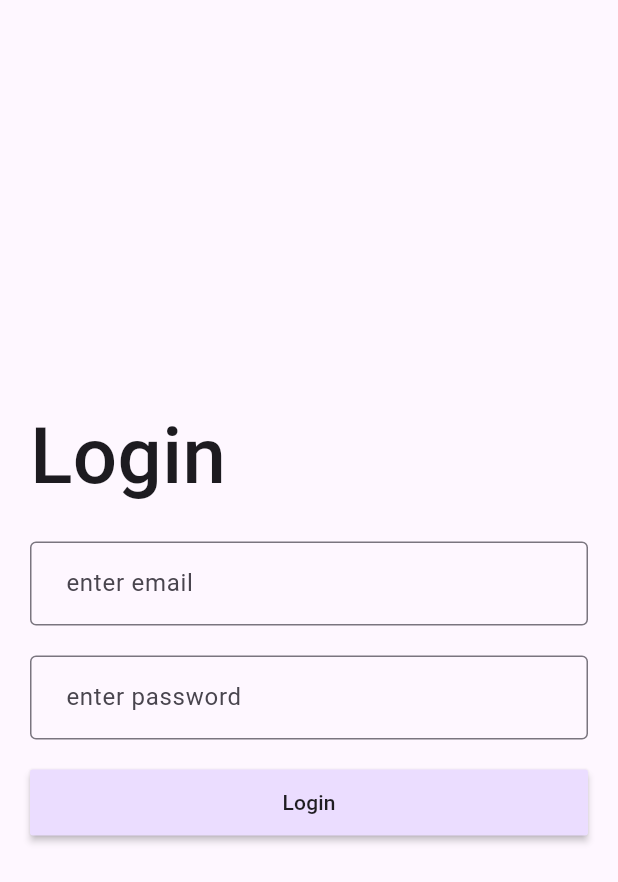
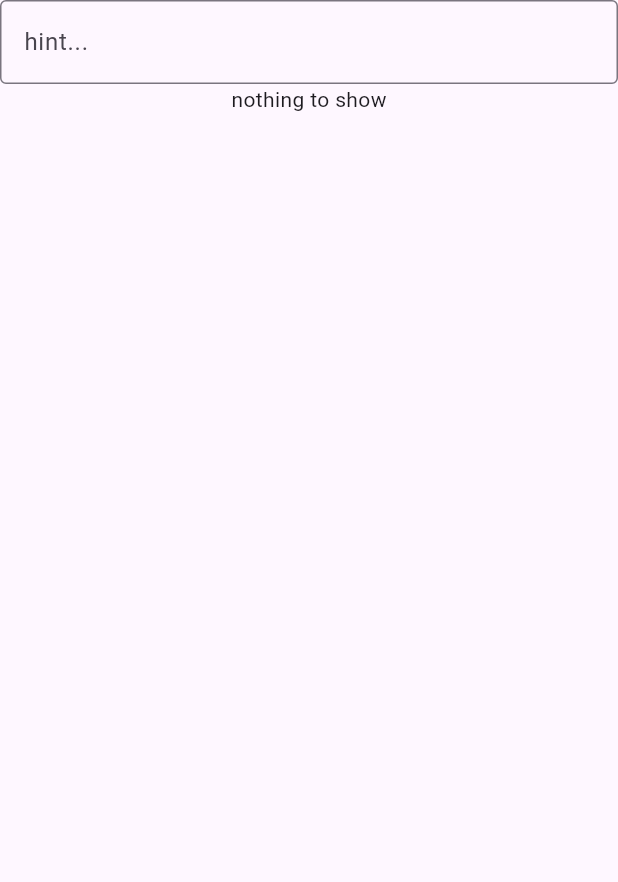
Before and after one commit to akshdhillon/employee-manager, a Flutter app: the screen it shows after launch, on a phone screen of 412 x 824 dp. Shown: the top 882 px of the screen. Run offline on Flutter 3.47's test engine with Material 2 defaults, Android fonts, the phone set to English and light mode, and no system bars; our stand-ins replace bloc, flutter_bloc.

```diff
--- a/lib/features/dashboard/bloc/bloc.dart
+++ b/lib/features/dashboard/bloc/bloc.dart
@@ -22,6 +22,7 @@ class EmployeeListingBloc extends EmployeeBloc {
     on<FilterByTextEvent>(filterEmployeesByText);
     on<FilterByAgeEvent>(filterEmployeesByAge);
   }
+
 
   FutureOr<void> filterEmployeesByAge(
     FilterByAgeEvent event,
--- /dev/null
+++ b/lib/features/settings/bloc/bloc.dart
@@ -0,0 +1,67 @@
+import 'dart:async';
+import 'package:bloc/bloc.dart';
+import 'package:employee_manager/features/settings/bloc/event.dart';
+import 'package:employee_manager/features/settings/bloc/state.dart';
+import 'package:employee_manager/pages.dart';
+import 'package:flutter/material.dart';
+import 'package:flutter/widgets.dart';
+
+final class ScreenDataModel {
+  final String title;
+  final String subtitle;
+  final IconData icon;
+  final Widget pushTo;
+
+  ScreenDataModel({
+    required this.title,
+    required this.subtitle,
+    required this.icon,
+    required this.pushTo,
+  });
+}
+
+class SettingsBloc extends Bloc<SettingEvents, SettingStates> {
+  var screenData = <ScreenDataModel>[
+    ScreenDataModel(
+      title: 'Homepage',
+      subtitle: 'path->sss',
+      icon: Icons.home,
+      pushTo: const HomePage(),
+    ),
+    ScreenDataModel(
+      title: 'About',
+      subtitle: 'path->aaa',
+      icon: Icons.info,
+      pushTo: const AboutPage(),
+    ),
+    ScreenDataModel(
+      title: 'Chat',
+      subtitle: 'path->fff',
+      icon: Icons.chat,
+      pushTo: const ChatPage(),
+    ),
+    ScreenDataModel(
+      title: 'Display',
+      subtitle: 'path->www',
+      icon: Icons.display_settings,
+      pushTo: const DisplayPage(),
+    ),
+  ];
+
+  SettingsBloc() : super(InitialState()) {
+    on<FilterScreensByText>(filterScreens);
+  }
+
+  FutureOr<void> filterScreens(
+    FilterScreensByText event,
+    Emitter<SettingStates> emit,
+  ) {
+    var result = screenData
+        .where(
+          (e) => e.title.toLowerCase().contains(event.filterText.toLowerCase()),
+        )
+        .toList();
+
+    emit(FilteredState(result));
+  }
+}
--- /dev/null
+++ b/lib/features/settings/bloc/event.dart
@@ -0,0 +1,9 @@
+sealed class SettingEvents {
+  const SettingEvents();
+}
+
+final class FilterScreensByText extends SettingEvents {
+  final String filterText;
+
+  const FilterScreensByText(this.filterText);
+}
--- /dev/null
+++ b/lib/features/settings/bloc/state.dart
@@ -0,0 +1,12 @@
+import 'package:employee_manager/features/settings/bloc/bloc.dart';
+import 'package:flutter/widgets.dart';
+
+sealed class SettingStates {}
+
+final class InitialState extends SettingStates {}
+
+final class FilteredState extends SettingStates {
+  final List<ScreenDataModel> data;
+
+  FilteredState(this.data);
+}
--- /dev/null
+++ b/lib/features/settings/pages/settings_page.dart
@@ -0,0 +1,59 @@
+import 'package:employee_manager/features/settings/bloc/bloc.dart';
+import 'package:employee_manager/features/settings/bloc/event.dart';
+import 'package:employee_manager/features/settings/bloc/state.dart';
+import 'package:flutter/material.dart';
+import 'package:flutter_bloc/flutter_bloc.dart';
+
+class SettingsPage extends StatelessWidget {
+  static const route = '/settings';
+
+  const SettingsPage({super.key});
+
+  @override
+  Widget build(BuildContext context) {
+    return Scaffold(
+      body: SafeArea(
+        child: Column(
+          children: [
+            TextFormField(
+              onChanged: (v) => context.read<SettingsBloc>().add(
+                    FilterScreensByText(v),
+                  ),
+              decoration: const InputDecoration(
+                hintText: 'hint...',
+                border: OutlineInputBorder(),
+              ),
+            ),
+            Expanded(
+              child: BlocConsumer<SettingsBloc, SettingStates>(
+                listener: (c, state) {},
+                builder: (c, state) {
+                  if (state is FilteredState) {
+                    return ListView.builder(
+                      itemCount: state.data.length,
+                      itemBuilder: (context, index) {
+                        final element = state.data[index];
+                        return ListTile(
+                          onTap: () => Navigator.of(context).push(
+                            MaterialPageRoute(
+                              builder: (c) => element.pushTo,
+                            ),
+                          ),
+                          leading: Icon(element.icon),
+                          title: Text(element.title),
+                          subtitle: Text(element.subtitle),
+                        );
+                      },
+                    );
+                  } else {
+                    return const Text('nothing to show');
+                  }
+                },
+              ),
+            ),
+          ],
+        ),
+      ),
+    );
+  }
+}
--- a/lib/main.dart
+++ b/lib/main.dart
@@ -1,4 +1,6 @@
 import 'package:employee_manager/features/login/bloc/bloc.dart';
+import 'package:employee_manager/features/settings/bloc/bloc.dart';
+import 'package:employee_manager/features/settings/pages/settings_page.dart';
 import 'package:flutter/material.dart';
 import 'package:flutter_bloc/flutter_bloc.dart';
 
@@ -15,6 +17,9 @@ void main() {
         ),
         BlocProvider(
           create: (c) => EmployeeListingBloc()..add(FetchEmployeesEvent()),
+        ),
+        BlocProvider(
+          create: (c) => SettingsBloc(),
         ),
       ],
       child: const MyApp(),
@@ -35,10 +40,11 @@ class MyApp extends StatelessWidget {
           seedColor: Colors.deepPurple,
         ),
       ),
-      initialRoute: LoginPage.route,
+      initialRoute: SettingsPage.route,
       routes: {
-        LoginPage.route: (context) => const LoginPage(),
-        DashboardPage.route: (context) => const DashboardPage(),
+        LoginPage.route: (_) => const LoginPage(),
+        DashboardPage.route: (_) => const DashboardPage(),
+        SettingsPage.route: (_) => const SettingsPage(),
       },
     );
   }
```
Also changed, not shown: lib/pages.dart (added, +37 -0 lines).
